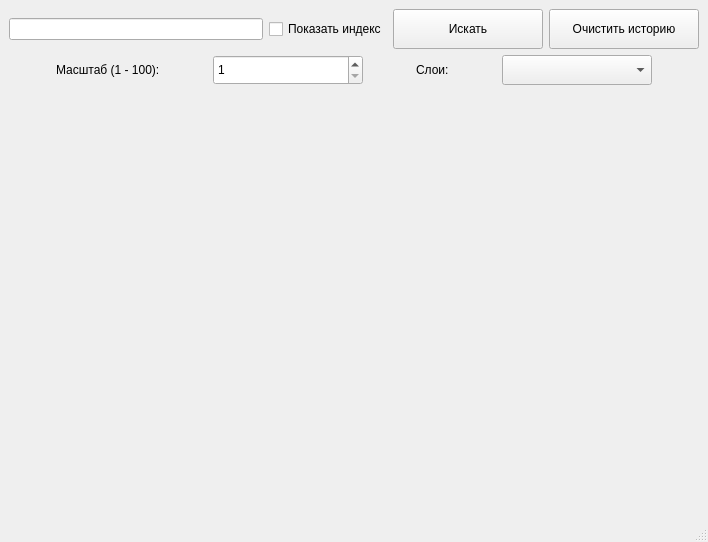
Qt form design.ui (Shubarin/maps_api) before a commit.
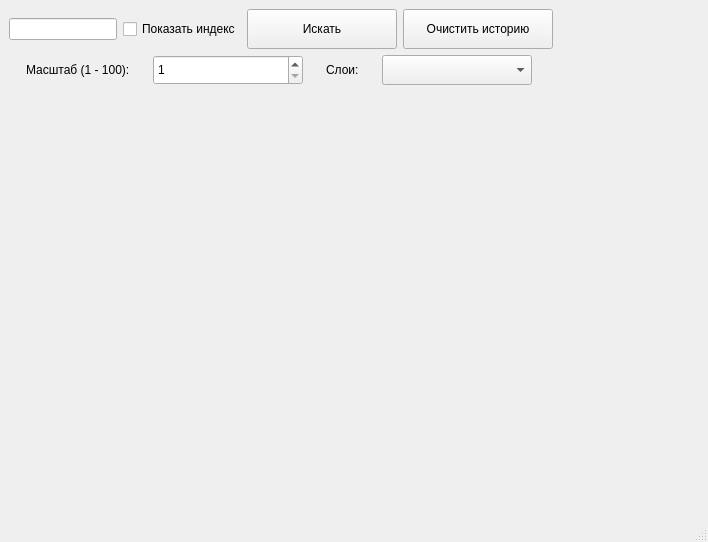
The same form after that commit.

Commit message: add left mouse button clicked

Patch:
```diff
--- a/design.ui
+++ b/design.ui
@@ -10,11 +10,26 @@
     <height>542</height>
    </rect>
   </property>
+  <property name="sizePolicy">
+   <sizepolicy hsizetype="Fixed" vsizetype="Fixed">
+    <horstretch>0</horstretch>
+    <verstretch>0</verstretch>
+   </sizepolicy>
+  </property>
   <property name="windowTitle">
    <string>MainWindow</string>
   </property>
   <widget class="QWidget" name="centralwidget">
+   <property name="sizePolicy">
+    <sizepolicy hsizetype="Fixed" vsizetype="Fixed">
+     <horstretch>0</horstretch>
+     <verstretch>0</verstretch>
+    </sizepolicy>
+   </property>
    <layout class="QHBoxLayout" name="horizontalLayout">
+    <property name="sizeConstraint">
+     <enum>QLayout::SetFixedSize</enum>
+    </property>
     <item>
      <layout class="QGridLayout" name="gridLayout">
       <item row="3" column="0">
```
The commit also changes 2 other files.
